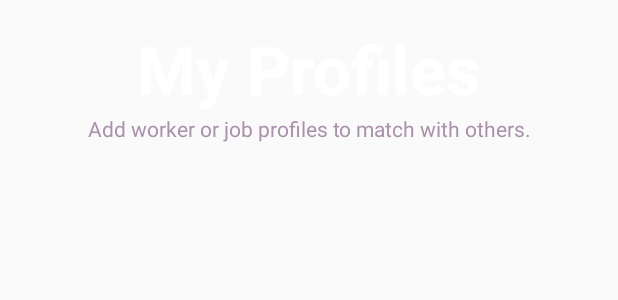
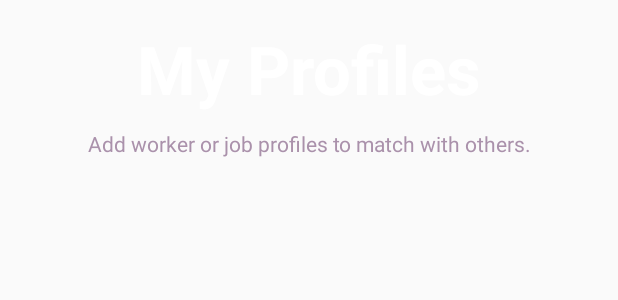
Before and after one commit to mmcarson/hackisu2017, an Android app: the layout content_profiles.xml on its own in the app's theme, with its tools: preview values and no code run, on a phone screen of 412 x 824 dp. Shown: the top 300 px of the screen. Run offline under Robolectric (Android 15) with nearby library versions, the phone set to English and light mode, and no system bars.

Commit message:
Changed some padding

```diff
--- a/Veloxopus/app/src/main/java/com/example/sabishop/veloxopus/MatchListView.java
+++ b/Veloxopus/app/src/main/java/com/example/sabishop/veloxopus/MatchListView.java
@@ -49,7 +49,7 @@ public class MatchListView extends LinearLayout {
 
         setGravity(Gravity.CENTER_VERTICAL);
 
-        setPadding(screenWidth / 7, screenWidth / 12, screenWidth / 12, screenWidth / 12);
+        //setPadding(screenWidth / 7, screenWidth / 12, screenWidth / 12, screenWidth / 12);
         lp.height = screenHeight/6;
         lp.width = screenWidth;
         TextView nameView = new TextView(context);
--- a/Veloxopus/app/src/main/java/com/example/sabishop/veloxopus/ProfileListView.java
+++ b/Veloxopus/app/src/main/java/com/example/sabishop/veloxopus/ProfileListView.java
@@ -27,7 +27,7 @@ public class ProfileListView extends LinearLayout {
     protected Context context;
 
     int screenWidth, screenHeight;
-    static int PADDING_HORIZONTAL = 10, PADDING_VERTICAL = 0, PADDING_INIT = 20;
+    static int PADDING_HORIZONTAL = 10, PADDING_VERTICAL = 10, PADDING_INIT = 20;
     Profile profile;
     Activity parent;
 
@@ -53,7 +53,7 @@ public class ProfileListView extends LinearLayout {
 
         setGravity(Gravity.CENTER_VERTICAL);
 
-        setPadding(screenWidth / 7, screenWidth / 12, screenWidth / 12, screenWidth / 12);
+        setPadding(PADDING_HORIZONTAL,PADDING_VERTICAL,PADDING_HORIZONTAL,PADDING_VERTICAL);
         lp.height = screenHeight/6;
         lp.width = screenWidth;
         TextView nameView = new TextView(context);
--- a/Veloxopus/app/src/main/res/layout/content_profiles.xml
+++ b/Veloxopus/app/src/main/res/layout/content_profiles.xml
@@ -37,6 +37,7 @@
             android:layout_height="wrap_content"
             android:textColor="@color/colorLightPurple"
             android:gravity="center_horizontal"
+            android:padding="10dp"
             android:text="@string/add_worker_or_job_profiles_to_match_with_others"/>
     </LinearLayout>
 
```
